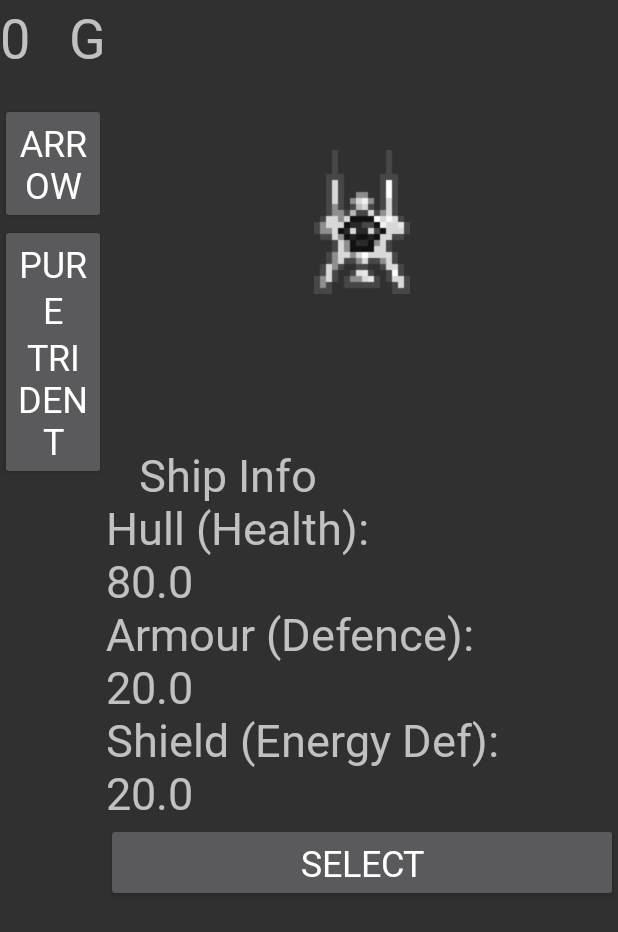
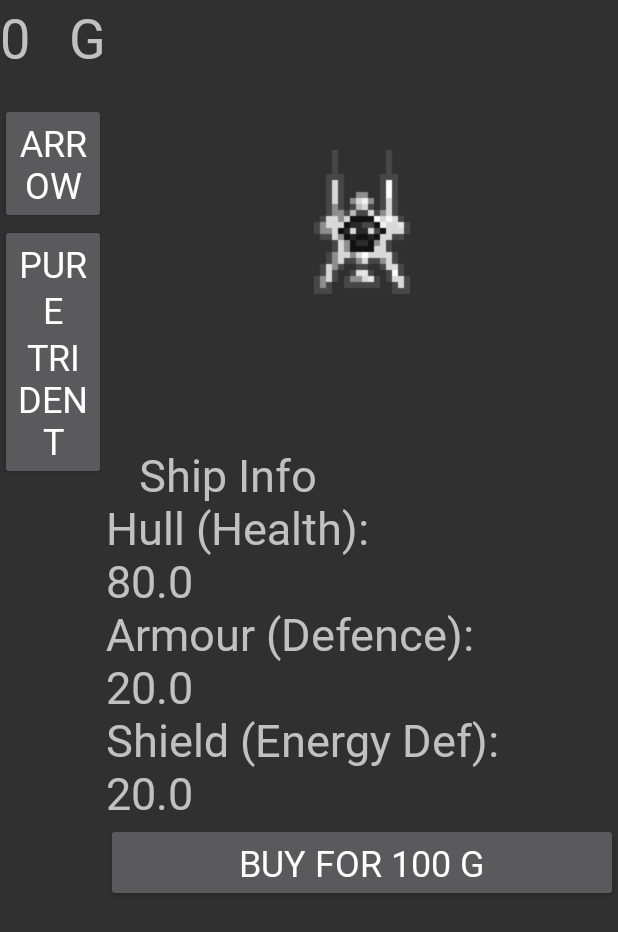
Before and after one commit to Dmity569/SpaceGameBulletHell, an Android app: the ShipsActivity screen opened directly, with no data from a screen before it, after a tap on an icon or button, on a phone screen of 412 x 824 dp. Shown: the top 932 px of the screen. Run offline under Robolectric (Android 15) with nearby library versions, the phone set to English and light mode, and no system bars; 3 other taps on this screen came first.

```diff
--- a/app/src/main/java/com/example/spacegame/ShipsActivity.java
+++ b/app/src/main/java/com/example/spacegame/ShipsActivity.java
@@ -18,7 +18,10 @@ import androidx.appcompat.app.AppCompatActivity;
 
 public class ShipsActivity extends AppCompatActivity {
     SharedPreferences mSettings;
+    SharedPreferences.Editor settingsEditor;
+
     SharedPreferences shopData;
+    SharedPreferences.Editor shopEditor;
 
     TextView moneyShips;
     TextView shipInfo;
@@ -29,27 +32,61 @@ public class ShipsActivity extends AppCompatActivity {
     View.OnClickListener buy = new View.OnClickListener() {
         @Override
         public void onClick(View view) {
-
+            if (mSettings.getInt("money", 0) >=  price) {
+                settingsEditor.putInt("money", mSettings.getInt("money", 0) - price);
+                settingsEditor.putString("selectedShip", ship_name);
+                shopEditor.putBoolean(ship_name, true);
+                settingsEditor.apply();
+                shopEditor.apply();
+                moneyShips.setText(Integer.toString(mSettings.getInt("money", 0)) + "   G");
+                changeShips();
+            }
         }
     };
     View.OnClickListener select = new View.OnClickListener() {
         @Override
         public void onClick(View view) {
+            settingsEditor.putString("selectedShip", ship_name);
+            settingsEditor.apply();
+            changeShips();
+        }
+    };
 
-        }
+    View.OnClickListener selected = new View.OnClickListener() {
+        @Override
+        public void onClick(View view) {}
     };
     // EditorInfo.ShipType shipType;
     String infoText = "ShipInfo";
 
     //Ship Stat Bloc
-    String ship_name = "Arrow";
-    float max_health = EditorInfo.Ship_Arrow.max_health;
-    float def = EditorInfo.Ship_Arrow.def;
-    float e_def = EditorInfo.Ship_Arrow.e_def;
-    int sprite = EditorInfo.Ship_Arrow.sprite;
-    int price = EditorInfo.Ship_Arrow.price;
+    String ship_name;
+    float max_health;
+    float def;
+    float e_def;
+    int sprite;
+    int price;
 
-
+    private void setShip(String name) {
+        switch (name){
+            case "Arrow":
+                max_health = EditorInfo.Ship_Arrow.max_health;
+                def = EditorInfo.Ship_Arrow.def;
+                e_def = EditorInfo.Ship_Arrow.e_def;
+                sprite = EditorInfo.Ship_Arrow.sprite;
+                price = EditorInfo.Ship_Arrow.price;
+                break;
+            case "Pure\nTrident":
+                max_health = EditorInfo.Ship_Pure_Trident.max_health;
+                def = EditorInfo.Ship_Pure_Trident.def;
+                e_def = EditorInfo.Ship_Pure_Trident.e_def;
+                sprite = EditorInfo.Ship_Pure_Trident.sprite;
+                price = EditorInfo.Ship_Pure_Trident.price;
+                break;
+        }
+        ship_name = name;
+        changeShips();
+    }
     private void changeShips() {
         infoText = "   Ship Info";
         infoText += "\nHull (Health):\n" + Float.toString(max_health);
@@ -57,12 +94,18 @@ public class ShipsActivity extends AppCompatActivity {
         infoText += "\nShield (Energy Def):\n" + Float.toString(e_def);
         shipInfo.setText(infoText);
         shipImage.setImageResource(sprite);
-        if (shopData.getBoolean(ship_name, false)) {
-            buy_choose_ships.setText("Buy for " + price + "G");
-            buy_choose_ships.setOnClickListener(buy);
+
+        if (mSettings.getString("selectedShip", "").equals(ship_name)) {
+            buy_choose_ships.setText("Selected");
+            buy_choose_ships.setOnClickListener(selected);
+        }
+        else if (shopData.getBoolean(ship_name, false)) {
+            buy_choose_ships.setText("Select");
+            buy_choose_ships.setOnClickListener(select);
         }
         else {
-            buy_choose_ships.setText("Select");
+            buy_choose_ships.setText("Buy for " + price + " G");
+            buy_choose_ships.setOnClickListener(buy);
         }
     }
 
@@ -72,37 +115,22 @@ public class ShipsActivity extends AppCompatActivity {
         requestWindowFeature(Window.FEATURE_NO_TITLE);
         setContentView(R.layout.activity_ships);
         mSettings = getSharedPreferences("mysettings", Context.MODE_PRIVATE);
+        settingsEditor = mSettings.edit();
         shopData = getSharedPreferences("shopData", Context.MODE_PRIVATE);
+        shopEditor = shopData.edit();
         moneyShips = (TextView) findViewById(R.id.moneyShips);
         moneyShips.setText(Integer.toString(mSettings.getInt("money", 0)) + "   G");
         shipInfo = (TextView) findViewById(R.id.shipInfo);
         shipImage = (ImageView) findViewById(R.id.shipImage);
         shipButtons = (LinearLayout) findViewById(R.id.shipButtons);
         buy_choose_ships = (Button) findViewById(R.id.buy_choose_ship);
-        changeShips();
+        setShip(mSettings.getString("selectedShip", "Arrow"));
         for (int i = 0; i < EditorInfo.ship_amount; i++){
             Button ship_button = (Button) shipButtons.getChildAt(i);
             ship_button.setOnClickListener(new View.OnClickListener() {
                 @Override
                 public void onClick(View view) {
-                    switch ((String) ship_button.getText()){
-                        case "Arrow":
-                            max_health = EditorInfo.Ship_Arrow.max_health;
-                            def = EditorInfo.Ship_Arrow.def;
-                            e_def = EditorInfo.Ship_Arrow.e_def;
-                            sprite = EditorInfo.Ship_Arrow.sprite;
-                            price = EditorInfo.Ship_Arrow.price;
-                            break;
-                        case "Pure\nTrident":
-                            max_health = EditorInfo.Ship_Pure_Trident.max_health;
-                            def = EditorInfo.Ship_Pure_Trident.def;
-                            e_def = EditorInfo.Ship_Pure_Trident.e_def;
-                            sprite = EditorInfo.Ship_Pure_Trident.sprite;
-                            price = EditorInfo.Ship_Pure_Trident.price;
-                            break;
-                    }
-                    ship_name = (String) ship_button.getText();
-                    changeShips();
+                    setShip((String) ship_button.getText());
                 }
             }
                 );
```
Also changed, not shown: app/src/main/java/com/example/spacegame/LogicThread.java (+18 -6 lines), app/src/main/java/com/example/spacegame/SettinsActivity.java (+16 -0 lines), app/src/main/res/layout/activity_settings.xml (+11 -0 lines).
